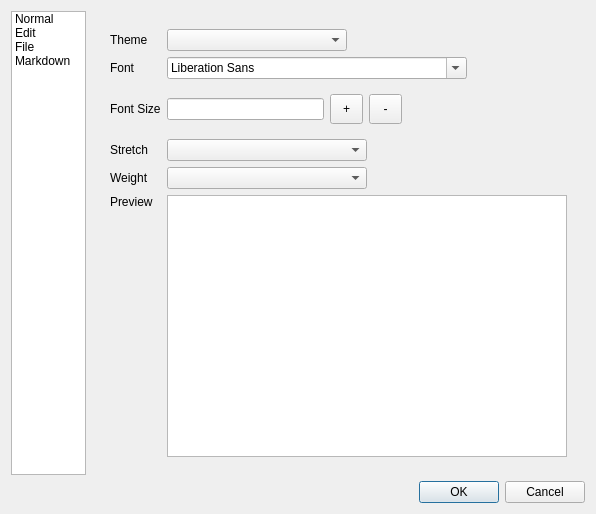
Above: settingsdialog.ui from upupwrite/Remini before the change. Below: the same form after it.
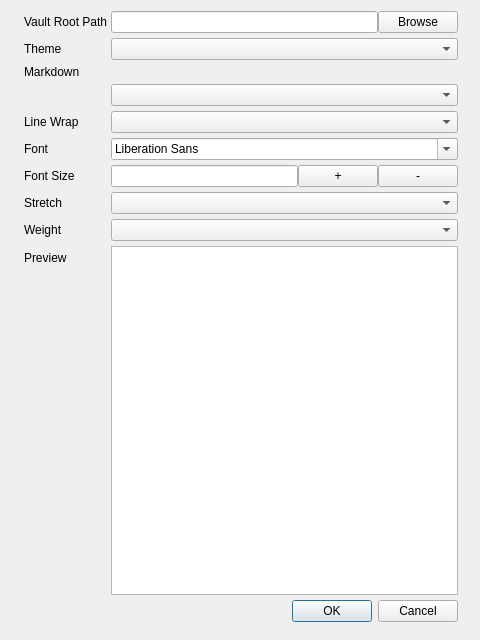
That is the form after the change. Custom widgets are drawn as their Qt base class.

Commit message: Fixed:theme switch and theme setting persistence Reset:settingsdialog.ui

```diff
--- a/settingsdialog.ui
+++ b/settingsdialog.ui
@@ -6,315 +6,189 @@
    <rect>
     <x>0</x>
     <y>0</y>
-    <width>596</width>
-    <height>514</height>
+    <width>480</width>
+    <height>640</height>
    </rect>
   </property>
   <property name="windowTitle">
    <string>Dialog</string>
   </property>
-  <layout class="QGridLayout" name="gridLayout_4">
-   <item row="0" column="0">
-    <widget class="QListWidget" name="listWidget">
-     <property name="maximumSize">
-      <size>
-       <width>190</width>
-       <height>16777215</height>
-      </size>
-     </property>
+  <layout class="QVBoxLayout" name="verticalLayout">
      <item>
-      <property name="text">
-       <string>Normal</string>
-      </property>
-     </item>
-     <item>
+    <layout class="QFormLayout" name="formLayout">
+     <property name="horizontalSpacing">
+      <number>0</number>
+     </property>
+     <property name="verticalSpacing">
+      <number>5</number>
+     </property>
+     <property name="leftMargin">
+      <number>13</number>
+     </property>
+     <property name="rightMargin">
+      <number>11</number>
+     </property>
+     <property name="bottomMargin">
+      <number>7</number>
+     </property>
+     <item row="0" column="0">
+      <widget class="QLabel" name="lbl_vaultRootPath">
       <property name="text">
-       <string>Edit</string>
-      </property>
+        <string>Vault Root Path </string>
+       </property>
+       <property name="alignment">
+        <set>Qt::AlignLeading|Qt::AlignLeft|Qt::AlignVCenter</set>
+       </property>
+      </widget>
      </item>
+     <item row="0" column="1">
+      <layout class="QHBoxLayout" name="horizontalLayout">
      <item>
-      <property name="text">
-       <string>File</string>
-      </property>
+        <widget class="QLineEdit" name="edit_vaultRootPath"/>
      </item>
      <item>
+        <widget class="QPushButton" name="btn_vaultRootPath">
       <property name="text">
-       <string>Markdown</string>
-      </property>
-     </item>
-    </widget>
-   </item>
-   <item row="0" column="1">
-    <widget class="QStackedWidget" name="stackedWidget">
-     <widget class="QWidget" name="normal">
-      <layout class="QGridLayout" name="gridLayout">
-       <item row="0" column="1">
-        <spacer name="horizontalSpacer_2">
-         <property name="orientation">
-          <enum>Qt::Horizontal</enum>
-         </property>
-         <property name="sizeHint" stdset="0">
-          <size>
-           <width>40</width>
-           <height>20</height>
-          </size>
-         </property>
-        </spacer>
-       </item>
-       <item row="0" column="0">
-        <widget class="QWidget" name="widget" native="true">
-         <layout class="QGridLayout" name="gridLayout_2">
-          <item row="4" column="0">
-           <widget class="QLabel" name="lbl_weight">
+          <string>Browse</string>
+         </property>
+        </widget>
+       </item>
+      </layout>
+     </item>
+     <item row="1" column="0">
+      <widget class="QLabel" name="lbl_theme">
             <property name="text">
-             <string>Weight</string>
+        <string>Theme</string>
             </property>
            </widget>
           </item>
-          <item row="0" column="1">
-           <widget class="QComboBox" name="cmb_theme">
-            <property name="maximumSize">
-             <size>
-              <width>180</width>
-              <height>16777215</height>
-             </size>
-            </property>
-           </widget>
+     <item row="1" column="1">
+      <widget class="QComboBox" name="cmb_theme"/>
           </item>
           <item row="5" column="0">
-           <widget class="QLabel" name="lbl_preview">
+      <widget class="QLabel" name="lbl_font">
             <property name="text">
-             <string>Preview</string>
+        <string>Font </string>
             </property>
            </widget>
           </item>
-          <item row="2" column="0">
+     <item row="5" column="1">
+      <widget class="QFontComboBox" name="cmb_font"/>
+     </item>
+     <item row="6" column="0">
            <widget class="QLabel" name="lbl_font_size">
             <property name="text">
              <string>Font Size</string>
             </property>
            </widget>
           </item>
-          <item row="3" column="1">
-           <widget class="QComboBox" name="cmb_stretch">
-            <property name="maximumSize">
-             <size>
-              <width>200</width>
-              <height>16777215</height>
-             </size>
-            </property>
-           </widget>
-          </item>
-          <item row="0" column="0">
-           <widget class="QLabel" name="lbl_theme">
-            <property name="text">
-             <string>Theme</string>
-            </property>
-           </widget>
-          </item>
-          <item row="4" column="1">
-           <widget class="QComboBox" name="cmb_weight">
-            <property name="maximumSize">
-             <size>
-              <width>200</width>
-              <height>16777215</height>
-             </size>
-            </property>
-           </widget>
-          </item>
-          <item row="1" column="1">
-           <widget class="QFontComboBox" name="cmb_font">
-            <property name="maximumSize">
-             <size>
-              <width>300</width>
-              <height>16777215</height>
-             </size>
-            </property>
-           </widget>
-          </item>
-          <item row="3" column="0">
+     <item row="7" column="0">
            <widget class="QLabel" name="lbl_stretch">
             <property name="text">
              <string>Stretch</string>
             </property>
            </widget>
           </item>
-          <item row="6" column="0">
-           <spacer name="verticalSpacer_2">
-            <property name="orientation">
-             <enum>Qt::Vertical</enum>
-            </property>
-            <property name="sizeHint" stdset="0">
-             <size>
-              <width>20</width>
-              <height>205</height>
-             </size>
-            </property>
-           </spacer>
-          </item>
-          <item row="1" column="0">
-           <widget class="QLabel" name="lbl_font">
+     <item row="7" column="1">
+      <widget class="QComboBox" name="cmb_stretch"/>
+     </item>
+     <item row="8" column="0">
+      <widget class="QLabel" name="lbl_weight">
             <property name="text">
-             <string>Font </string>
+        <string>Weight</string>
             </property>
            </widget>
           </item>
-          <item row="2" column="1">
-           <widget class="QWidget" name="widget_2" native="true">
-            <layout class="QHBoxLayout" name="horizontalLayout_2">
-             <property name="leftMargin">
-              <number>0</number>
-             </property>
-             <item>
-              <widget class="QLineEdit" name="ledit_font_size"/>
-             </item>
-             <item>
-              <widget class="QToolButton" name="btn_plus">
-               <property name="minimumSize">
-                <size>
-                 <width>33</width>
-                 <height>30</height>
-                </size>
-               </property>
+     <item row="8" column="1">
+      <widget class="QComboBox" name="cmb_weight"/>
+     </item>
+     <item row="9" column="0">
+      <widget class="QLabel" name="lbl_preview">
                <property name="text">
-                <string>+</string>
+        <string>Preview</string>
                </property>
               </widget>
              </item>
-             <item>
-              <widget class="QToolButton" name="btn_minus">
-               <property name="minimumSize">
-                <size>
-                 <width>33</width>
-                 <height>30</height>
-                </size>
-               </property>
-               <property name="text">
-                <string>-</string>
-               </property>
-              </widget>
-             </item>
-             <item>
-              <spacer name="horizontalSpacer">
-               <property name="orientation">
-                <enum>Qt::Horizontal</enum>
-               </property>
-               <property name="sizeHint" stdset="0">
-                <size>
-                 <width>40</width>
-                 <height>20</height>
-                </size>
-               </property>
-              </spacer>
-             </item>
-            </layout>
-           </widget>
-          </item>
-          <item row="5" column="1" rowspan="2">
+     <item row="9" column="1">
            <widget class="QTextEdit" name="txt_preview">
-            <property name="minimumSize">
-             <size>
-              <width>400</width>
-              <height>0</height>
-             </size>
-            </property>
             <property name="html">
              <string>&lt;!DOCTYPE HTML PUBLIC &quot;-//W3C//DTD HTML 4.0//EN&quot; &quot;http://www.w3.org/TR/REC-html40/strict.dtd&quot;&gt;
-&lt;html&gt;&lt;head&gt;&lt;meta name=&quot;qrichtext&quot; content=&quot;1&quot; /&gt;&lt;style type=&quot;text/css&quot;&gt;
+&lt;html&gt;&lt;head&gt;&lt;meta name=&quot;qrichtext&quot; content=&quot;1&quot; /&gt;&lt;meta charset=&quot;utf-8&quot; /&gt;&lt;style type=&quot;text/css&quot;&gt;
 p, li { white-space: pre-wrap; }
-&lt;/style&gt;&lt;/head&gt;&lt;body style=&quot; font-family:'Noto Sans'; font-size:10pt; font-weight:400; font-style:normal;&quot;&gt;
-&lt;p style=&quot;-qt-paragraph-type:empty; margin-top:8px; margin-bottom:8px; margin-left:0px; margin-right:0px; -qt-block-indent:0; text-indent:0px; font-family:'Segoe UI'; font-size:9pt; background-color:#ffffff;&quot;&gt;&lt;br /&gt;&lt;/p&gt;&lt;/body&gt;&lt;/html&gt;</string>
+hr { height: 1px; border-width: 0; }
+li.unchecked::marker { content: &quot;\2610&quot;; }
+li.checked::marker { content: &quot;\2612&quot;; }
+&lt;/style&gt;&lt;/head&gt;&lt;body style=&quot; font-family:'Segoe UI'; font-size:9pt; font-weight:400; font-style:normal;&quot;&gt;
+&lt;p style=&quot;-qt-paragraph-type:empty; margin-top:8px; margin-bottom:8px; margin-left:0px; margin-right:0px; -qt-block-indent:0; text-indent:0px; background-color:#ffffff;&quot;&gt;&lt;br /&gt;&lt;/p&gt;&lt;/body&gt;&lt;/html&gt;</string>
             </property>
            </widget>
           </item>
-         </layout>
-        </widget>
-       </item>
-      </layout>
-     </widget>
-     <widget class="QWidget" name="edit">
-      <layout class="QGridLayout" name="gridLayout_5">
-       <item row="0" column="0">
+     <item row="10" column="1">
+      <widget class="QDialogButtonBox" name="btn_dialog">
+       <property name="orientation">
+        <enum>Qt::Horizontal</enum>
+       </property>
+       <property name="standardButtons">
+        <set>QDialogButtonBox::Cancel|QDialogButtonBox::Ok</set>
+       </property>
+      </widget>
+     </item>
+     <item row="6" column="1">
+      <layout class="QHBoxLayout" name="horizontalLayout_3">
+       <item>
+        <widget class="QLineEdit" name="ledit_font_size"/>
+       </item>
+       <item>
+        <widget class="QPushButton" name="btn_plus">
+         <property name="text">
+          <string>+</string>
+         </property>
+        </widget>
+       </item>
+       <item>
+        <widget class="QPushButton" name="btn_minus">
+         <property name="text">
+          <string>-</string>
+         </property>
+        </widget>
+       </item>
+      </layout>
+     </item>
+     <item row="3" column="1">
+      <widget class="QComboBox" name="cmb_mkState"/>
+     </item>
+     <item row="4" column="0">
         <widget class="QLabel" name="lbl_lineWrap">
          <property name="text">
           <string>Line Wrap</string>
          </property>
         </widget>
        </item>
-       <item row="0" column="1">
+     <item row="4" column="1">
         <widget class="QComboBox" name="cmb_lineWrap"/>
        </item>
-      </layout>
-     </widget>
-     <widget class="QWidget" name="file">
-      <layout class="QGridLayout" name="gridLayout_3">
-       <item row="0" column="0">
-        <widget class="QLabel" name="lbl_vaultRootPath">
-         <property name="text">
-          <string>Vault Root Path </string>
-         </property>
-         <property name="alignment">
-          <set>Qt::AlignLeading|Qt::AlignLeft|Qt::AlignVCenter</set>
-         </property>
-        </widget>
-       </item>
-       <item row="0" column="1">
-        <layout class="QHBoxLayout" name="horizontalLayout">
-         <item>
-          <widget class="QLineEdit" name="edit_vaultRootPath"/>
-         </item>
-         <item>
-          <widget class="QPushButton" name="btn_vaultRootPath">
-           <property name="text">
-            <string>Browse</string>
-           </property>
-          </widget>
-         </item>
-        </layout>
-       </item>
-       <item row="1" column="1">
-        <spacer name="verticalSpacer">
-         <property name="orientation">
-          <enum>Qt::Vertical</enum>
-         </property>
-         <property name="sizeHint" stdset="0">
-          <size>
-           <width>20</width>
-           <height>40</height>
-          </size>
-         </property>
-        </spacer>
-       </item>
-      </layout>
-     </widget>
-     <widget class="QWidget" name="markdown">
-      <layout class="QGridLayout" name="gridLayout_6">
-       <item row="0" column="0">
+     <item row="2" column="1">
+      <widget class="ToggleButton" name="btn_linewrap" native="true"/>
+     </item>
+     <item row="2" column="0">
         <widget class="QLabel" name="lbl_markdown">
          <property name="text">
           <string>Markdown</string>
          </property>
         </widget>
        </item>
-       <item row="0" column="1">
-        <widget class="QComboBox" name="cmb_mkState"/>
-       </item>
-      </layout>
-     </widget>
-    </widget>
+    </layout>
    </item>
-   <item row="1" column="1">
-    <widget class="QDialogButtonBox" name="btn_dialog">
-     <property name="orientation">
-      <enum>Qt::Horizontal</enum>
-     </property>
-     <property name="standardButtons">
-      <set>QDialogButtonBox::Cancel|QDialogButtonBox::Ok</set>
-     </property>
-    </widget>
-   </item>
   </layout>
  </widget>
+ <customwidgets>
+  <customwidget>
+   <class>ToggleButton</class>
+   <extends>QWidget</extends>
+   <header location="global">togglebutton.h</header>
+   <container>1</container>
+  </customwidget>
+ </customwidgets>
  <resources/>
  <connections>
   <connection>
```
Left out of the diff: 32 changed lines with no effect on the pictures. Lines whose indentation alone changed are shown as unchanged. The commit also changes 7 other files.
